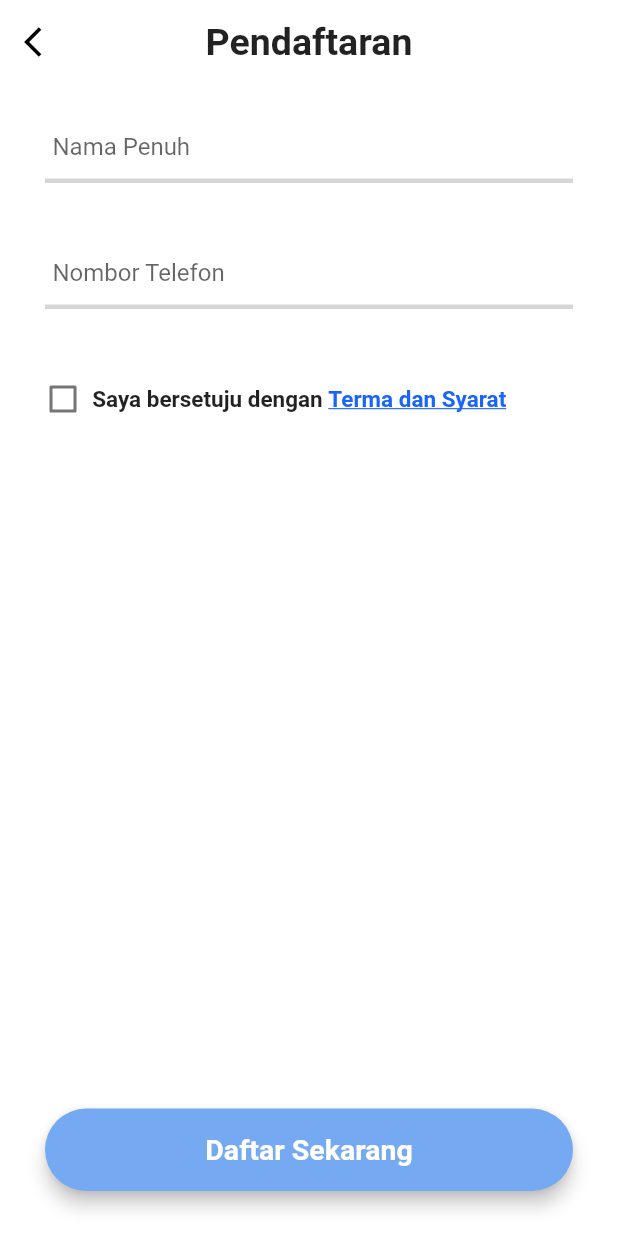
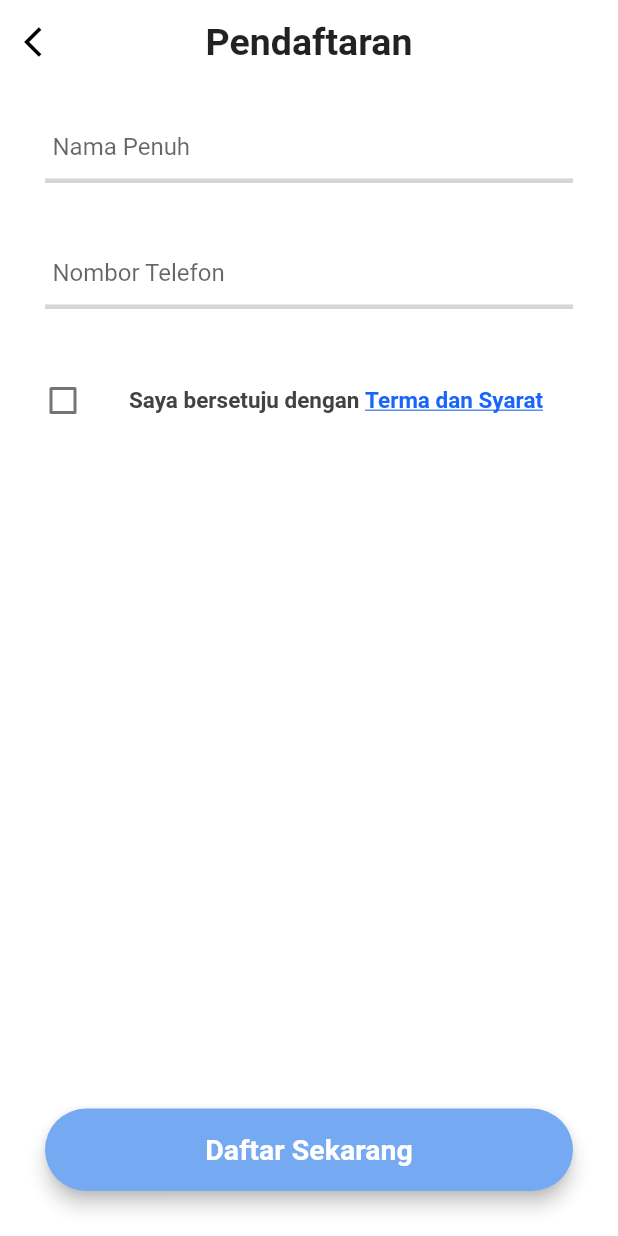
Before and after one commit to Hunzisong/DITE, a Flutter app: the SignUpPage screen opened directly, on a phone screen of 412 x 824 dp. Run offline on Flutter 3.47's test engine with Material 2 defaults, Android fonts, the phone set to English and light mode, and no system bars; our stand-ins replace firebase_auth, modal_progress_hud, permission_handler; missing offline and left inert: agora_rtc_engine; accounts and stored records are empty.

Commit message:
Refactored code to make ui widgets dynamic to fit different screen sizes for Signup page

```diff
--- a/lib/startup/signup_page.dart
+++ b/lib/startup/signup_page.dart
@@ -1,9 +1,11 @@
+import 'package:flutter/gestures.dart';
 import 'package:flutter/material.dart';
 import 'package:heard/constants.dart';
 import 'package:heard/widgets/widgets.dart';
 import 'package:firebase_auth/firebase_auth.dart';
 import 'package:heard/services/auth_service.dart';
 import 'package:heard/startup/verification_page.dart';
+import 'package:url_launcher/url_launcher.dart';
 import 'package:http/http.dart' as http;
 
 class SignUpPage extends StatefulWidget {
@@ -96,7 +98,12 @@ class _SignUpPageState extends State<SignUpPage> {
                               children: <Widget>[
                                 Expanded(
                                   child: RadioListTile(
-                                      title: Text('Lelaki'),
+                                      dense: true,
+                                      title: Text(
+                                        'Lelaki',
+                                        style: TextStyle(
+                                            fontSize: FontSizes.smallerText),
+                                      ),
                                       value: gender.male,
                                       groupValue: _gender,
                                       onChanged: (gender value) {
@@ -107,7 +114,12 @@ class _SignUpPageState extends State<SignUpPage> {
                                 ),
                                 Expanded(
                                   child: RadioListTile(
-                                      title: Text('Perempuan'),
+                                      dense: true,
+                                      title: Text(
+                                        'Perempuan',
+                                        style: TextStyle(
+                                            fontSize: FontSizes.smallerText),
+                                      ),
                                       value: gender.female,
                                       groupValue: _gender,
                                       onChanged: (gender value) {
@@ -118,6 +130,9 @@ class _SignUpPageState extends State<SignUpPage> {
                                 ),
                               ],
                             ),
+                            SizedBox(
+                              height: Dimensions.d_15,
+                            ),
                             CheckBoxTile(
                               value: checkBoxMap.hasExperience,
                               onChanged: (bool value) {
@@ -126,7 +141,7 @@ class _SignUpPageState extends State<SignUpPage> {
                                 });
                               },
                               text:
-                                  '\t\tSaya berpengalaman dalam bidang perubatan﻿',
+                                  'Saya berpengalaman dalam bidang perubatan﻿',
                             ),
                             CheckBoxTile(
                               value: checkBoxMap.isFluent,
@@ -135,7 +150,7 @@ class _SignUpPageState extends State<SignUpPage> {
                                   checkBoxMap.isFluent = value;
                                 });
                               },
-                              text: '\t\tSaya fasih berbahasa Isyarat Malaysia',
+                              text: 'Saya fasih berbahasa Isyarat Malaysia',
                             ),
                           ],
                         )
@@ -147,18 +162,8 @@ class _SignUpPageState extends State<SignUpPage> {
                         checkBoxMap.termsAndConditions = value;
                       });
                     },
-                    text: '\t\tSaya bersetuju dengan ',
-                    textLink: GestureDetector(
-                      onTap: () {},
-                      child: Text(
-                        'Terma dan Syarat',
-                        style: TextStyle(
-                            color: Colours.darkBlue,
-                            decoration: TextDecoration.underline,
-                            fontWeight: FontWeight.bold,
-                            fontSize: FontSizes.smallerText),
-                      ),
-                    ),
+                    text: 'Saya bersetuju dengan ',
+                    textLink: 'Terma dan Syarat'
                   ),
                 ],
               ),
@@ -272,13 +277,15 @@ class CheckBoxTile extends StatefulWidget {
   final bool value;
   final Function onChanged;
   final String text;
-  final Widget textLink;
+  final String textLink;
+  final String textLinkURL;
 
   CheckBoxTile(
       {this.onChanged,
       this.value,
       this.text,
-      this.textLink = const SizedBox(height: 0)});
+      this.textLink,
+      this.textLinkURL});
 
   @override
   _CheckBoxTileState createState() => _CheckBoxTileState();
@@ -287,25 +294,40 @@ class CheckBoxTile extends StatefulWidget {
 class _CheckBoxTileState extends State<CheckBoxTile> {
   @override
   Widget build(BuildContext context) {
-    return Padding(
-      padding: Paddings.vertical_15,
-      child: Row(
-        children: <Widget>[
-          SizedBox(
-            height: 24,
-            width: 24,
+    return ListTile(
+      contentPadding: EdgeInsets.all(Dimensions.d_0),
+      leading: SizedBox(
+        height: Dimensions.checkBoxSize,
+        width: Dimensions.checkBoxSize,
         child: Checkbox(
           value: widget.value,
           onChanged: widget.onChanged,
         ),
       ),
-          Text(
-            widget.text,
+      title: RichText(
+        text: TextSpan(
+          children: [
+            TextSpan(
+              text: widget.text,
               style: TextStyle(
+                color: Colours.darkGrey,
                   fontWeight: FontWeight.w600, fontSize: FontSizes.smallerText),
             ),
-          widget.textLink
-        ],
+            TextSpan(
+              text: widget.textLink,
+              style: TextStyle(
+                  color: Colours.darkBlue,
+                  decoration: TextDecoration.underline,
+                  fontWeight: FontWeight.bold,
+                  fontSize: FontSizes.smallerText),
+              recognizer: TapGestureRecognizer()
+                ..onTap = () {
+                /// todo: add url link for terms and conditions
+//                  launch(widget.textLinkURL);
+                },
+            )
+          ]
+        ),
       ),
     );
   }
```
Lines whose indentation alone changed are shown as unchanged.
